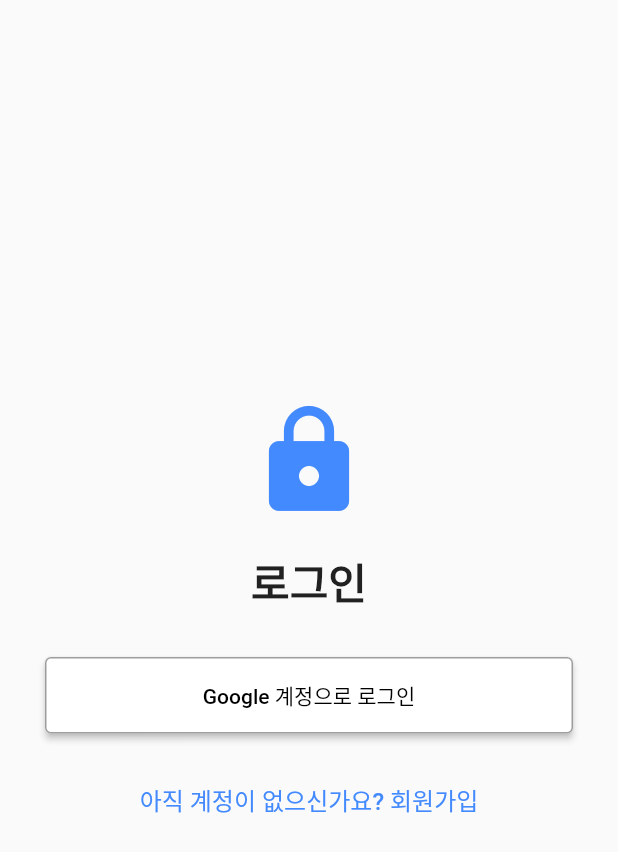
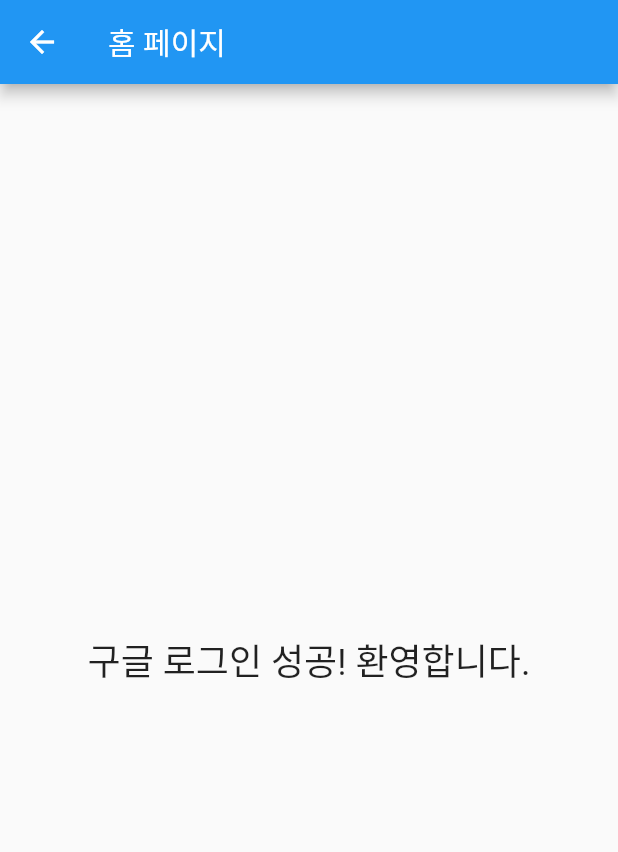
Before and after one commit to sohenney/Graduation_Project, a Flutter app: the screen it shows after launch, after a tap on "Google 계정으로 로그인", on a phone screen of 412 x 824 dp. Shown: the top 852 px of the screen. Run offline on Flutter 3.47's test engine with Material 2 defaults, Android fonts, the phone set to English and light mode, and no system bars.

Commit message:
로그인 구글계정 연동 버튼 테스트 페이지 생성

```diff
--- a/capstone/lib/login_ui.dart
+++ b/capstone/lib/login_ui.dart
@@ -1,4 +1,5 @@
 import 'package:flutter/material.dart';
+import 'loginpasstest_ui.dart';
 
 class LoginScreen extends StatelessWidget {
   const LoginScreen({super.key}); // const 생성자로 변경
@@ -25,6 +26,13 @@ class LoginScreen extends StatelessWidget {
                   onPressed: () {
                     // 구글 로그인 기능 대체
                     debugPrint("구글 계정으로 로그인 버튼 클릭");
+
+                    // 로그인 성공 후 HomePage로 이동
+                    Navigator.push(
+                      context,
+                      MaterialPageRoute(
+                          builder: (context) => const LoginPassTestPage()),
+                    );
                   },
                   child: const Text("Google 계정으로 로그인"),
                   style: ElevatedButton.styleFrom(
--- /dev/null
+++ b/capstone/lib/loginpasstest_ui.dart
@@ -0,0 +1,20 @@
+import 'package:flutter/material.dart';
+
+class LoginPassTestPage extends StatelessWidget {
+  const LoginPassTestPage({super.key});
+
+  @override
+  Widget build(BuildContext context) {
+    return Scaffold(
+      appBar: AppBar(
+        title: const Text("홈 페이지"),
+      ),
+      body: Center(
+        child: const Text(
+          "구글 로그인 성공! 환영합니다.",
+          style: TextStyle(fontSize: 24),
+        ),
+      ),
+    );
+  }
+}
```
